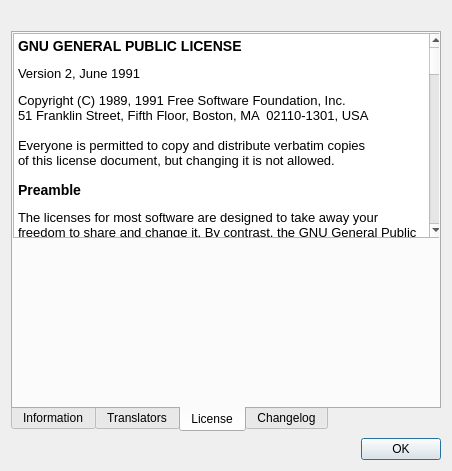
The window that ui/aboutdialog.ui (swl-x/MystiQ) describes before a commit, drawn with Qt 5.
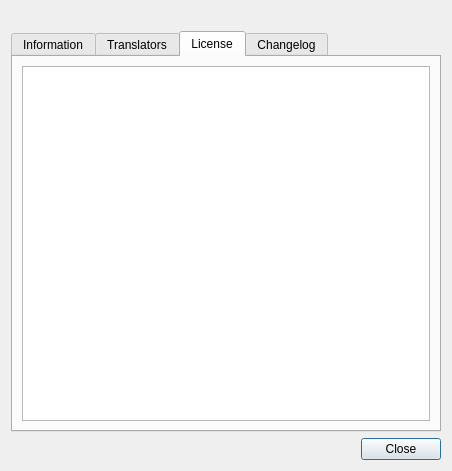
The same window after the commit. The open tabs and pages were chosen to show the change. Icons and pictures are not drawn.

Commit message: ENH: License and about

```diff
--- a/ui/aboutdialog.ui
+++ b/ui/aboutdialog.ui
@@ -13,27 +13,17 @@
   <property name="windowTitle">
    <string>About MystiQ</string>
   </property>
-  <layout class="QVBoxLayout" name="verticalLayout_2">
-   <item>
-    <widget class="QLabel" name="lblBanner">
-     <property name="text">
-      <string notr="true"/>
-     </property>
-     <property name="pixmap">
-      <pixmap resource="../images.qrc">:/app/icons/banner.png</pixmap>
-     </property>
-    </widget>
-   </item>
-   <item>
+  <layout class="QGridLayout" name="gridLayout">
+   <item row="1" column="0">
     <widget class="QTabWidget" name="tabWidget">
      <property name="autoFillBackground">
       <bool>true</bool>
      </property>
      <property name="tabPosition">
-      <enum>QTabWidget::South</enum>
+      <enum>QTabWidget::North</enum>
      </property>
      <property name="currentIndex">
-      <number>3</number>
+      <number>0</number>
      </property>
      <widget class="QWidget" name="tabInfo">
       <attribute name="icon">
@@ -71,105 +61,11 @@
       <attribute name="title">
        <string>License</string>
       </attribute>
+      <layout class="QVBoxLayout" name="verticalLayout_2">
+       <item>
       <widget class="QTextBrowser" name="textBrowser">
-       <property name="geometry">
-        <rect>
-         <x>0</x>
-         <y>0</y>
-         <width>431</width>
-         <height>205</height>
-        </rect>
-       </property>
-       <property name="html">
-        <string>&lt;!DOCTYPE HTML PUBLIC &quot;-//W3C//DTD HTML 4.0//EN&quot; &quot;http://www.w3.org/TR/REC-html40/strict.dtd&quot;&gt;
-&lt;html&gt;&lt;head&gt;&lt;meta name=&quot;qrichtext&quot; content=&quot;1&quot; /&gt;&lt;style type=&quot;text/css&quot;&gt;
-p, li { white-space: pre-wrap; }
-&lt;/style&gt;&lt;/head&gt;&lt;body style=&quot; font-family:'Open Sans'; font-size:10pt; font-weight:400; font-style:normal;&quot;&gt;
-&lt;h3 style=&quot; margin-top:14px; margin-bottom:12px; margin-left:0px; margin-right:0px; -qt-block-indent:0; text-indent:0px;&quot;&gt;&lt;span style=&quot; font-family:'Fira Sans'; font-size:large; font-weight:600;&quot;&gt;GNU GENERAL PUBLIC LICENSE&lt;/span&gt;&lt;/h3&gt;
-&lt;p style=&quot; margin-top:12px; margin-bottom:12px; margin-left:0px; margin-right:0px; -qt-block-indent:0; text-indent:0px;&quot;&gt;&lt;span style=&quot; font-family:'Fira Sans';&quot;&gt;Version 2, June 1991 &lt;/span&gt;&lt;/p&gt;
-&lt;p style=&quot; margin-top:12px; margin-bottom:0px; margin-left:0px; margin-right:0px; -qt-block-indent:0; text-indent:0px;&quot;&gt;&lt;span style=&quot; font-family:'Noto Mono';&quot;&gt;Copyright (C) 1989, 1991 Free Software Foundation, Inc.  &lt;/span&gt;&lt;/p&gt;
-&lt;p style=&quot; margin-top:0px; margin-bottom:0px; margin-left:0px; margin-right:0px; -qt-block-indent:0; text-indent:0px;&quot;&gt;&lt;span style=&quot; font-family:'Noto Mono';&quot;&gt;51 Franklin Street, Fifth Floor, Boston, MA  02110-1301, USA&lt;/span&gt;&lt;/p&gt;
-&lt;p style=&quot;-qt-paragraph-type:empty; margin-top:0px; margin-bottom:0px; margin-left:0px; margin-right:0px; -qt-block-indent:0; text-indent:0px; font-family:'Noto Mono';&quot;&gt;&lt;br /&gt;&lt;/p&gt;
-&lt;p style=&quot; margin-top:0px; margin-bottom:0px; margin-left:0px; margin-right:0px; -qt-block-indent:0; text-indent:0px;&quot;&gt;&lt;span style=&quot; font-family:'Noto Mono';&quot;&gt;Everyone is permitted to copy and distribute verbatim copies&lt;/span&gt;&lt;/p&gt;
-&lt;p style=&quot; margin-top:0px; margin-bottom:12px; margin-left:0px; margin-right:0px; -qt-block-indent:0; text-indent:0px;&quot;&gt;&lt;span style=&quot; font-family:'Noto Mono';&quot;&gt;of this license document, but changing it is not allowed. &lt;/span&gt;&lt;/p&gt;
-&lt;h3 style=&quot; margin-top:14px; margin-bottom:12px; margin-left:0px; margin-right:0px; -qt-block-indent:0; text-indent:0px;&quot;&gt;&lt;span style=&quot; font-family:'Fira Sans'; font-size:large; font-weight:600;&quot;&gt;Preamble &lt;/span&gt;&lt;/h3&gt;
-&lt;p style=&quot; margin-top:12px; margin-bottom:12px; margin-left:0px; margin-right:0px; -qt-block-indent:0; text-indent:0px;&quot;&gt;&lt;span style=&quot; font-family:'Fira Sans';&quot;&gt;The licenses for most software are designed to take away your freedom to share and change it. By contrast, the GNU General Public License is intended to guarantee your freedom to share and change free software--to make sure the software is free for all its users. This General Public License applies to most of the Free Software Foundation's software and to any other program whose authors commit to using it. (Some other Free Software Foundation software is covered by the GNU Lesser General Public License instead.) You can apply it to your programs, too. &lt;/span&gt;&lt;/p&gt;
-&lt;p style=&quot; margin-top:12px; margin-bottom:12px; margin-left:0px; margin-right:0px; -qt-block-indent:0; text-indent:0px;&quot;&gt;&lt;span style=&quot; font-family:'Fira Sans';&quot;&gt;When we speak of free software, we are referring to freedom, not price. Our General Public Licenses are designed to make sure that you have the freedom to distribute copies of free software (and charge for this service if you wish), that you receive source code or can get it if you want it, that you can change the software or use pieces of it in new free programs; and that you know you can do these things. &lt;/span&gt;&lt;/p&gt;
-&lt;p style=&quot; margin-top:12px; margin-bottom:12px; margin-left:0px; margin-right:0px; -qt-block-indent:0; text-indent:0px;&quot;&gt;&lt;span style=&quot; font-family:'Fira Sans';&quot;&gt;To protect your rights, we need to make restrictions that forbid anyone to deny you these rights or to ask you to surrender the rights. These restrictions translate to certain responsibilities for you if you distribute copies of the software, or if you modify it. &lt;/span&gt;&lt;/p&gt;
-&lt;p style=&quot; margin-top:12px; margin-bottom:12px; margin-left:0px; margin-right:0px; -qt-block-indent:0; text-indent:0px;&quot;&gt;&lt;span style=&quot; font-family:'Fira Sans';&quot;&gt;For example, if you distribute copies of such a program, whether gratis or for a fee, you must give the recipients all the rights that you have. You must make sure that they, too, receive or can get the source code. And you must show them these terms so they know their rights. &lt;/span&gt;&lt;/p&gt;
-&lt;p style=&quot; margin-top:12px; margin-bottom:12px; margin-left:0px; margin-right:0px; -qt-block-indent:0; text-indent:0px;&quot;&gt;&lt;span style=&quot; font-family:'Fira Sans';&quot;&gt;We protect your rights with two steps: (1) copyright the software, and (2) offer you this license which gives you legal permission to copy, distribute and/or modify the software. &lt;/span&gt;&lt;/p&gt;
-&lt;p style=&quot; margin-top:12px; margin-bottom:12px; margin-left:0px; margin-right:0px; -qt-block-indent:0; text-indent:0px;&quot;&gt;&lt;span style=&quot; font-family:'Fira Sans';&quot;&gt;Also, for each author's protection and ours, we want to make certain that everyone understands that there is no warranty for this free software. If the software is modified by someone else and passed on, we want its recipients to know that what they have is not the original, so that any problems introduced by others will not reflect on the original authors' reputations. &lt;/span&gt;&lt;/p&gt;
-&lt;p style=&quot; margin-top:12px; margin-bottom:12px; margin-left:0px; margin-right:0px; -qt-block-indent:0; text-indent:0px;&quot;&gt;&lt;span style=&quot; font-family:'Fira Sans';&quot;&gt;Finally, any free program is threatened constantly by software patents. We wish to avoid the danger that redistributors of a free program will individually obtain patent licenses, in effect making the program proprietary. To prevent this, we have made it clear that any patent must be licensed for everyone's free use or not licensed at all. &lt;/span&gt;&lt;/p&gt;
-&lt;p style=&quot; margin-top:12px; margin-bottom:12px; margin-left:0px; margin-right:0px; -qt-block-indent:0; text-indent:0px;&quot;&gt;&lt;span style=&quot; font-family:'Fira Sans';&quot;&gt;The precise terms and conditions for copying, distribution and modification follow. &lt;/span&gt;&lt;/p&gt;
-&lt;h3 style=&quot; margin-top:14px; margin-bottom:12px; margin-left:0px; margin-right:0px; -qt-block-indent:0; text-indent:0px;&quot;&gt;&lt;span style=&quot; font-family:'Fira Sans'; font-size:large; font-weight:600;&quot;&gt;TERMS AND CONDITIONS FOR COPYING, DISTRIBUTION AND MODIFICATION &lt;/span&gt;&lt;/h3&gt;
-&lt;p style=&quot; margin-top:12px; margin-bottom:12px; margin-left:0px; margin-right:0px; -qt-block-indent:0; text-indent:0px;&quot;&gt;&lt;span style=&quot; font-family:'Fira Sans'; font-weight:600;&quot;&gt;0.&lt;/span&gt;&lt;span style=&quot; font-family:'Fira Sans';&quot;&gt; This License applies to any program or other work which contains a notice placed by the copyright holder saying it may be distributed under the terms of this General Public License. The &amp;quot;Program&amp;quot;, below, refers to any such program or work, and a &amp;quot;work based on the Program&amp;quot; means either the Program or any derivative work under copyright law: that is to say, a work containing the Program or a portion of it, either verbatim or with modifications and/or translated into another language. (Hereinafter, translation is included without limitation in the term &amp;quot;modification&amp;quot;.) Each licensee is addressed as &amp;quot;you&amp;quot;. &lt;/span&gt;&lt;/p&gt;
-&lt;p style=&quot; margin-top:12px; margin-bottom:12px; margin-left:0px; margin-right:0px; -qt-block-indent:0; text-indent:0px;&quot;&gt;&lt;span style=&quot; font-family:'Fira Sans';&quot;&gt;Activities other than copying, distribution and modification are not covered by this License; they are outside its scope. The act of running the Program is not restricted, and the output from the Program is covered only if its contents constitute a work based on the Program (independent of having been made by running the Program). Whether that is true depends on what the Program does. &lt;/span&gt;&lt;/p&gt;
-&lt;p style=&quot; margin-top:12px; margin-bottom:12px; margin-left:0px; margin-right:0px; -qt-block-indent:0; text-indent:0px;&quot;&gt;&lt;span style=&quot; font-family:'Fira Sans'; font-weight:600;&quot;&gt;1.&lt;/span&gt;&lt;span style=&quot; font-family:'Fira Sans';&quot;&gt; You may copy and distribute verbatim copies of the Program's source code as you receive it, in any medium, provided that you conspicuously and appropriately publish on each copy an appropriate copyright notice and disclaimer of warranty; keep intact all the notices that refer to this License and to the absence of any warranty; and give any other recipients of the Program a copy of this License along with the Program. &lt;/span&gt;&lt;/p&gt;
-&lt;p style=&quot; margin-top:12px; margin-bottom:12px; margin-left:0px; margin-right:0px; -qt-block-indent:0; text-indent:0px;&quot;&gt;&lt;span style=&quot; font-family:'Fira Sans';&quot;&gt;You may charge a fee for the physical act of transferring a copy, and you may at your option offer warranty protection in exchange for a fee. &lt;/span&gt;&lt;/p&gt;
-&lt;p style=&quot; margin-top:12px; margin-bottom:12px; margin-left:0px; margin-right:0px; -qt-block-indent:0; text-indent:0px;&quot;&gt;&lt;span style=&quot; font-family:'Fira Sans'; font-weight:600;&quot;&gt;2.&lt;/span&gt;&lt;span style=&quot; font-family:'Fira Sans';&quot;&gt; You may modify your copy or copies of the Program or any portion of it, thus forming a work based on the Program, and copy and distribute such modifications or work under the terms of Section 1 above, provided that you also meet all of these conditions: &lt;/span&gt;&lt;/p&gt;
-&lt;p style=&quot; margin-top:0px; margin-bottom:0px; margin-left:30px; margin-right:0px; -qt-block-indent:0; text-indent:0px;&quot;&gt;&lt;span style=&quot; font-family:'Fira Sans'; font-weight:600;&quot;&gt;a)&lt;/span&gt;&lt;span style=&quot; font-family:'Fira Sans';&quot;&gt; You must cause the modified files to carry prominent notices stating that you changed the files and the date of any change. &lt;/span&gt;&lt;/p&gt;
-&lt;p style=&quot; margin-top:0px; margin-bottom:0px; margin-left:30px; margin-right:0px; -qt-block-indent:0; text-indent:0px;&quot;&gt;&lt;span style=&quot; font-family:'Fira Sans'; font-weight:600;&quot;&gt;b)&lt;/span&gt;&lt;span style=&quot; font-family:'Fira Sans';&quot;&gt; You must cause any work that you distribute or publish, that in whole or in part contains or is derived from the Program or any part thereof, to be licensed as a whole at no charge to all third parties under the terms of this License. &lt;/span&gt;&lt;/p&gt;
-&lt;p style=&quot; margin-top:0px; margin-bottom:8px; margin-left:30px; margin-right:0px; -qt-block-indent:0; text-indent:0px;&quot;&gt;&lt;span style=&quot; font-family:'Fira Sans'; font-weight:600;&quot;&gt;c)&lt;/span&gt;&lt;span style=&quot; font-family:'Fira Sans';&quot;&gt; If the modified program normally reads commands interactively when run, you must cause it, when started running for such interactive use in the most ordinary way, to print or display an announcement including an appropriate copyright notice and a notice that there is no warranty (or else, saying that you provide a warranty) and that users may redistribute the program under these conditions, and telling the user how to view a copy of this License. (Exception: if the Program itself is interactive but does not normally print such an announcement, your work based on the Program is not required to print an announcement.) &lt;/span&gt;&lt;/p&gt;
-&lt;p style=&quot; margin-top:12px; margin-bottom:12px; margin-left:0px; margin-right:0px; -qt-block-indent:0; text-indent:0px;&quot;&gt;&lt;span style=&quot; font-family:'Fira Sans';&quot;&gt;These requirements apply to the modified work as a whole. If identifiable sections of that work are not derived from the Program, and can be reasonably considered independent and separate works in themselves, then this License, and its terms, do not apply to those sections when you distribute them as separate works. But when you distribute the same sections as part of a whole which is a work based on the Program, the distribution of the whole must be on the terms of this License, whose permissions for other licensees extend to the entire whole, and thus to each and every part regardless of who wrote it. &lt;/span&gt;&lt;/p&gt;
-&lt;p style=&quot; margin-top:12px; margin-bottom:12px; margin-left:0px; margin-right:0px; -qt-block-indent:0; text-indent:0px;&quot;&gt;&lt;span style=&quot; font-family:'Fira Sans';&quot;&gt;Thus, it is not the intent of this section to claim rights or contest your rights to work written entirely by you; rather, the intent is to exercise the right to control the distribution of derivative or collective works based on the Program. &lt;/span&gt;&lt;/p&gt;
-&lt;p style=&quot; margin-top:12px; margin-bottom:12px; margin-left:0px; margin-right:0px; -qt-block-indent:0; text-indent:0px;&quot;&gt;&lt;span style=&quot; font-family:'Fira Sans';&quot;&gt;In addition, mere aggregation of another work not based on the Program with the Program (or with a work based on the Program) on a volume of a storage or distribution medium does not bring the other work under the scope of this License. &lt;/span&gt;&lt;/p&gt;
-&lt;p style=&quot; margin-top:12px; margin-bottom:12px; margin-left:0px; margin-right:0px; -qt-block-indent:0; text-indent:0px;&quot;&gt;&lt;span style=&quot; font-family:'Fira Sans'; font-weight:600;&quot;&gt;3.&lt;/span&gt;&lt;span style=&quot; font-family:'Fira Sans';&quot;&gt; You may copy and distribute the Program (or a work based on it, under Section 2) in object code or executable form under the terms of Sections 1 and 2 above provided that you also do one of the following: &lt;/span&gt;&lt;/p&gt;
-&lt;p style=&quot; margin-top:0px; margin-bottom:0px; margin-left:30px; margin-right:0px; -qt-block-indent:0; text-indent:0px;&quot;&gt;&lt;span style=&quot; font-family:'Fira Sans'; font-weight:600;&quot;&gt;a)&lt;/span&gt;&lt;span style=&quot; font-family:'Fira Sans';&quot;&gt; Accompany it with the complete corresponding machine-readable source code, which must be distributed under the terms of Sections 1 and 2 above on a medium customarily used for software interchange; or, &lt;/span&gt;&lt;/p&gt;
-&lt;p style=&quot; margin-top:0px; margin-bottom:0px; margin-left:30px; margin-right:0px; -qt-block-indent:0; text-indent:0px;&quot;&gt;&lt;span style=&quot; font-family:'Fira Sans'; font-weight:600;&quot;&gt;b)&lt;/span&gt;&lt;span style=&quot; font-family:'Fira Sans';&quot;&gt; Accompany it with a written offer, valid for at least three years, to give any third party, for a charge no more than your cost of physically performing source distribution, a complete machine-readable copy of the corresponding source code, to be distributed under the terms of Sections 1 and 2 above on a medium customarily used for software interchange; or, &lt;/span&gt;&lt;/p&gt;
-&lt;p style=&quot; margin-top:0px; margin-bottom:8px; margin-left:30px; margin-right:0px; -qt-block-indent:0; text-indent:0px;&quot;&gt;&lt;span style=&quot; font-family:'Fira Sans'; font-weight:600;&quot;&gt;c)&lt;/span&gt;&lt;span style=&quot; font-family:'Fira Sans';&quot;&gt; Accompany it with the information you received as to the offer to distribute corresponding source code. (This alternative is allowed only for noncommercial distribution and only if you received the program in object code or executable form with such an offer, in accord with Subsection b above.) &lt;/span&gt;&lt;/p&gt;
-&lt;p style=&quot; margin-top:12px; margin-bottom:12px; margin-left:0px; margin-right:0px; -qt-block-indent:0; text-indent:0px;&quot;&gt;&lt;span style=&quot; font-family:'Fira Sans';&quot;&gt;The source code for a work means the preferred form of the work for making modifications to it. For an executable work, complete source code means all the source code for all modules it contains, plus any associated interface definition files, plus the scripts used to control compilation and installation of the executable. However, as a special exception, the source code distributed need not include anything that is normally distributed (in either source or binary form) with the major components (compiler, kernel, and so on) of the operating system on which the executable runs, unless that component itself accompanies the executable. &lt;/span&gt;&lt;/p&gt;
-&lt;p style=&quot; margin-top:12px; margin-bottom:12px; margin-left:0px; margin-right:0px; -qt-block-indent:0; text-indent:0px;&quot;&gt;&lt;span style=&quot; font-family:'Fira Sans';&quot;&gt;If distribution of executable or object code is made by offering access to copy from a designated place, then offering equivalent access to copy the source code from the same place counts as distribution of the source code, even though third parties are not compelled to copy the source along with the object code. &lt;/span&gt;&lt;/p&gt;
-&lt;p style=&quot; margin-top:12px; margin-bottom:12px; margin-left:0px; margin-right:0px; -qt-block-indent:0; text-indent:0px;&quot;&gt;&lt;span style=&quot; font-family:'Fira Sans'; font-weight:600;&quot;&gt;4.&lt;/span&gt;&lt;span style=&quot; font-family:'Fira Sans';&quot;&gt; You may not copy, modify, sublicense, or distribute the Program except as expressly provided under this License. Any attempt otherwise to copy, modify, sublicense or distribute the Program is void, and will automatically terminate your rights under this License. However, parties who have received copies, or rights, from you under this License will not have their licenses terminated so long as such parties remain in full compliance. &lt;/span&gt;&lt;/p&gt;
-&lt;p style=&quot; margin-top:12px; margin-bottom:12px; margin-left:0px; margin-right:0px; -qt-block-indent:0; text-indent:0px;&quot;&gt;&lt;span style=&quot; font-family:'Fira Sans'; font-weight:600;&quot;&gt;5.&lt;/span&gt;&lt;span style=&quot; font-family:'Fira Sans';&quot;&gt; You are not required to accept this License, since you have not signed it. However, nothing else grants you permission to modify or distribute the Program or its derivative works. These actions are prohibited by law if you do not accept this License. Therefore, by modifying or distributing the Program (or any work based on the Program), you indicate your acceptance of this License to do so, and all its terms and conditions for copying, distributing or modifying the Program or works based on it. &lt;/span&gt;&lt;/p&gt;
-&lt;p style=&quot; margin-top:12px; margin-bottom:12px; margin-left:0px; margin-right:0px; -qt-block-indent:0; text-indent:0px;&quot;&gt;&lt;span style=&quot; font-family:'Fira Sans'; font-weight:600;&quot;&gt;6.&lt;/span&gt;&lt;span style=&quot; font-family:'Fira Sans';&quot;&gt; Each time you redistribute the Program (or any work based on the Program), the recipient automatically receives a license from the original licensor to copy, distribute or modify the Program subject to these terms and conditions. You may not impose any further restrictions on the recipients' exercise of the rights granted herein. You are not responsible for enforcing compliance by third parties to this License. &lt;/span&gt;&lt;/p&gt;
-&lt;p style=&quot; margin-top:12px; margin-bottom:12px; margin-left:0px; margin-right:0px; -qt-block-indent:0; text-indent:0px;&quot;&gt;&lt;span style=&quot; font-family:'Fira Sans'; font-weight:600;&quot;&gt;7.&lt;/span&gt;&lt;span style=&quot; font-family:'Fira Sans';&quot;&gt; If, as a consequence of a court judgment or allegation of patent infringement or for any other reason (not limited to patent issues), conditions are imposed on you (whether by court order, agreement or otherwise) that contradict the conditions of this License, they do not excuse you from the conditions of this License. If you cannot distribute so as to satisfy simultaneously your obligations under this License and any other pertinent obligations, then as a consequence you may not distribute the Program at all. For example, if a patent license would not permit royalty-free redistribution of the Program by all those who receive copies directly or indirectly through you, then the only way you could satisfy both it and this License would be to refrain entirely from distribution of the Program. &lt;/span&gt;&lt;/p&gt;
-&lt;p style=&quot; margin-top:12px; margin-bottom:12px; margin-left:0px; margin-right:0px; -qt-block-indent:0; text-indent:0px;&quot;&gt;&lt;span style=&quot; font-family:'Fira Sans';&quot;&gt;If any portion of this section is held invalid or unenforceable under any particular circumstance, the balance of the section is intended to apply and the section as a whole is intended to apply in other circumstances. &lt;/span&gt;&lt;/p&gt;
-&lt;p style=&quot; margin-top:12px; margin-bottom:12px; margin-left:0px; margin-right:0px; -qt-block-indent:0; text-indent:0px;&quot;&gt;&lt;span style=&quot; font-family:'Fira Sans';&quot;&gt;It is not the purpose of this section to induce you to infringe any patents or other property right claims or to contest validity of any such claims; this section has the sole purpose of protecting the integrity of the free software distribution system, which is implemented by public license practices. Many people have made generous contributions to the wide range of software distributed through that system in reliance on consistent application of that system; it is up to the author/donor to decide if he or she is willing to distribute software through any other system and a licensee cannot impose that choice. &lt;/span&gt;&lt;/p&gt;
-&lt;p style=&quot; margin-top:12px; margin-bottom:12px; margin-left:0px; margin-right:0px; -qt-block-indent:0; text-indent:0px;&quot;&gt;&lt;span style=&quot; font-family:'Fira Sans';&quot;&gt;This section is intended to make thoroughly clear what is believed to be a consequence of the rest of this License. &lt;/span&gt;&lt;/p&gt;
-&lt;p style=&quot; margin-top:12px; margin-bottom:12px; margin-left:0px; margin-right:0px; -qt-block-indent:0; text-indent:0px;&quot;&gt;&lt;span style=&quot; font-family:'Fira Sans'; font-weight:600;&quot;&gt;8.&lt;/span&gt;&lt;span style=&quot; font-family:'Fira Sans';&quot;&gt; If the distribution and/or use of the Program is restricted in certain countries either by patents or by copyrighted interfaces, the original copyright holder who places the Program under this License may add an explicit geographical distribution limitation excluding those countries, so that distribution is permitted only in or among countries not thus excluded. In such case, this License incorporates the limitation as if written in the body of this License. &lt;/span&gt;&lt;/p&gt;
-&lt;p style=&quot; margin-top:12px; margin-bottom:12px; margin-left:0px; margin-right:0px; -qt-block-indent:0; text-indent:0px;&quot;&gt;&lt;span style=&quot; font-family:'Fira Sans'; font-weight:600;&quot;&gt;9.&lt;/span&gt;&lt;span style=&quot; font-family:'Fira Sans';&quot;&gt; The Free Software Foundation may publish revised and/or new versions of the General Public License from time to time. Such new versions will be similar in spirit to the present version, but may differ in detail to address new problems or concerns. &lt;/span&gt;&lt;/p&gt;
-&lt;p style=&quot; margin-top:12px; margin-bottom:12px; margin-left:0px; margin-right:0px; -qt-block-indent:0; text-indent:0px;&quot;&gt;&lt;span style=&quot; font-family:'Fira Sans';&quot;&gt;Each version is given a distinguishing version number. If the Program specifies a version number of this License which applies to it and &amp;quot;any later version&amp;quot;, you have the option of following the terms and conditions either of that version or of any later version published by the Free Software Foundation. If the Program does not specify a version number of this License, you may choose any version ever published by the Free Software Foundation. &lt;/span&gt;&lt;/p&gt;
-&lt;p style=&quot; margin-top:12px; margin-bottom:12px; margin-left:0px; margin-right:0px; -qt-block-indent:0; text-indent:0px;&quot;&gt;&lt;span style=&quot; font-family:'Fira Sans'; font-weight:600;&quot;&gt;10.&lt;/span&gt;&lt;span style=&quot; font-family:'Fira Sans';&quot;&gt; If you wish to incorporate parts of the Program into other free programs whose distribution conditions are different, write to the author to ask for permission. For software which is copyrighted by the Free Software Foundation, write to the Free Software Foundation; we sometimes make exceptions for this. Our decision will be guided by the two goals of preserving the free status of all derivatives of our free software and of promoting the sharing and reuse of software generally. &lt;/span&gt;&lt;/p&gt;
-&lt;p style=&quot; margin-top:12px; margin-bottom:12px; margin-left:0px; margin-right:0px; -qt-block-indent:0; text-indent:0px;&quot;&gt;&lt;span style=&quot; font-family:'Fira Sans'; font-weight:600;&quot;&gt;NO WARRANTY&lt;/span&gt;&lt;span style=&quot; font-family:'Fira Sans';&quot;&gt; &lt;/span&gt;&lt;/p&gt;
-&lt;p style=&quot; margin-top:12px; margin-bottom:12px; margin-left:0px; margin-right:0px; -qt-block-indent:0; text-indent:0px;&quot;&gt;&lt;span style=&quot; font-family:'Fira Sans'; font-weight:600;&quot;&gt;11.&lt;/span&gt;&lt;span style=&quot; font-family:'Fira Sans';&quot;&gt; BECAUSE THE PROGRAM IS LICENSED FREE OF CHARGE, THERE IS NO WARRANTY FOR THE PROGRAM, TO THE EXTENT PERMITTED BY APPLICABLE LAW. EXCEPT WHEN OTHERWISE STATED IN WRITING THE COPYRIGHT HOLDERS AND/OR OTHER PARTIES PROVIDE THE PROGRAM &amp;quot;AS IS&amp;quot; WITHOUT WARRANTY OF ANY KIND, EITHER EXPRESSED OR IMPLIED, INCLUDING, BUT NOT LIMITED TO, THE IMPLIED WARRANTIES OF MERCHANTABILITY AND FITNESS FOR A PARTICULAR PURPOSE. THE ENTIRE RISK AS TO THE QUALITY AND PERFORMANCE OF THE PROGRAM IS WITH YOU. SHOULD THE PROGRAM PROVE DEFECTIVE, YOU ASSUME THE COST OF ALL NECESSARY SERVICING, REPAIR OR CORRECTION. &lt;/span&gt;&lt;/p&gt;
-&lt;p style=&quot; margin-top:12px; margin-bottom:12px; margin-left:0px; margin-right:0px; -qt-block-indent:0; text-indent:0px;&quot;&gt;&lt;span style=&quot; font-family:'Fira Sans'; font-weight:600;&quot;&gt;12.&lt;/span&gt;&lt;span style=&quot; font-family:'Fira Sans';&quot;&gt; IN NO EVENT UNLESS REQUIRED BY APPLICABLE LAW OR AGREED TO IN WRITING WILL ANY COPYRIGHT HOLDER, OR ANY OTHER PARTY WHO MAY MODIFY AND/OR REDISTRIBUTE THE PROGRAM AS PERMITTED ABOVE, BE LIABLE TO YOU FOR DAMAGES, INCLUDING ANY GENERAL, SPECIAL, INCIDENTAL OR CONSEQUENTIAL DAMAGES ARISING OUT OF THE USE OR INABILITY TO USE THE PROGRAM (INCLUDING BUT NOT LIMITED TO LOSS OF DATA OR DATA BEING RENDERED INACCURATE OR LOSSES SUSTAINED BY YOU OR THIRD PARTIES OR A FAILURE OF THE PROGRAM TO OPERATE WITH ANY OTHER PROGRAMS), EVEN IF SUCH HOLDER OR OTHER PARTY HAS BEEN ADVISED OF THE POSSIBILITY OF SUCH DAMAGES. &lt;/span&gt;&lt;/p&gt;
-&lt;h3 style=&quot; margin-top:14px; margin-bottom:12px; margin-left:0px; margin-right:0px; -qt-block-indent:0; text-indent:0px;&quot;&gt;&lt;span style=&quot; font-family:'Fira Sans'; font-size:large; font-weight:600;&quot;&gt;END OF TERMS AND CONDITIONS &lt;/span&gt;&lt;/h3&gt;
-&lt;h3 style=&quot; margin-top:14px; margin-bottom:12px; margin-left:0px; margin-right:0px; -qt-block-indent:0; text-indent:0px;&quot;&gt;&lt;span style=&quot; font-family:'Fira Sans'; font-size:large; font-weight:600;&quot;&gt;How to Apply These Terms to Your New Programs &lt;/span&gt;&lt;/h3&gt;
-&lt;p style=&quot; margin-top:12px; margin-bottom:12px; margin-left:0px; margin-right:0px; -qt-block-indent:0; text-indent:0px;&quot;&gt;&lt;span style=&quot; font-family:'Fira Sans';&quot;&gt;If you develop a new program, and you want it to be of the greatest possible use to the public, the best way to achieve this is to make it free software which everyone can redistribute and change under these terms. &lt;/span&gt;&lt;/p&gt;
-&lt;p style=&quot; margin-top:12px; margin-bottom:12px; margin-left:0px; margin-right:0px; -qt-block-indent:0; text-indent:0px;&quot;&gt;&lt;span style=&quot; font-family:'Fira Sans';&quot;&gt;To do so, attach the following notices to the program. It is safest to attach them to the start of each source file to most effectively convey the exclusion of warranty; and each file should have at least the &amp;quot;copyright&amp;quot; line and a pointer to where the full notice is found. &lt;/span&gt;&lt;/p&gt;
-&lt;p style=&quot; margin-top:12px; margin-bottom:0px; margin-left:0px; margin-right:0px; -qt-block-indent:0; text-indent:0px;&quot;&gt;&lt;span style=&quot; font-family:'Noto Mono'; font-style:italic;&quot;&gt;one line to give the program's name and an idea of what it does.&lt;/span&gt;&lt;/p&gt;
-&lt;p style=&quot; margin-top:0px; margin-bottom:0px; margin-left:0px; margin-right:0px; -qt-block-indent:0; text-indent:0px;&quot;&gt;&lt;span style=&quot; font-family:'Noto Mono';&quot;&gt;Copyright (C) &lt;/span&gt;&lt;span style=&quot; font-family:'Noto Mono'; font-style:italic;&quot;&gt;yyyy&lt;/span&gt;&lt;span style=&quot; font-family:'Noto Mono';&quot;&gt;  &lt;/span&gt;&lt;span style=&quot; font-family:'Noto Mono'; font-style:italic;&quot;&gt;name of author&lt;/span&gt;&lt;/p&gt;
-&lt;p style=&quot;-qt-paragraph-type:empty; margin-top:0px; margin-bottom:0px; margin-left:0px; margin-right:0px; -qt-block-indent:0; text-indent:0px; font-family:'Noto Mono'; font-style:italic;&quot;&gt;&lt;br /&gt;&lt;/p&gt;
-&lt;p style=&quot; margin-top:0px; margin-bottom:0px; margin-left:0px; margin-right:0px; -qt-block-indent:0; text-indent:0px;&quot;&gt;&lt;span style=&quot; font-family:'Noto Mono';&quot;&gt;This program is free software; you can redistribute it and/or&lt;/span&gt;&lt;/p&gt;
-&lt;p style=&quot; margin-top:0px; margin-bottom:0px; margin-left:0px; margin-right:0px; -qt-block-indent:0; text-indent:0px;&quot;&gt;&lt;span style=&quot; font-family:'Noto Mono';&quot;&gt;modify it under the terms of the GNU General Public License&lt;/span&gt;&lt;/p&gt;
-&lt;p style=&quot; margin-top:0px; margin-bottom:0px; margin-left:0px; margin-right:0px; -qt-block-indent:0; text-indent:0px;&quot;&gt;&lt;span style=&quot; font-family:'Noto Mono';&quot;&gt;as published by the Free Software Foundation; either version 2&lt;/span&gt;&lt;/p&gt;
-&lt;p style=&quot; margin-top:0px; margin-bottom:0px; margin-left:0px; margin-right:0px; -qt-block-indent:0; text-indent:0px;&quot;&gt;&lt;span style=&quot; font-family:'Noto Mono';&quot;&gt;of the License, or (at your option) any later version.&lt;/span&gt;&lt;/p&gt;
-&lt;p style=&quot;-qt-paragraph-type:empty; margin-top:0px; margin-bottom:0px; margin-left:0px; margin-right:0px; -qt-block-indent:0; text-indent:0px; font-family:'Noto Mono';&quot;&gt;&lt;br /&gt;&lt;/p&gt;
-&lt;p style=&quot; margin-top:0px; margin-bottom:0px; margin-left:0px; margin-right:0px; -qt-block-indent:0; text-indent:0px;&quot;&gt;&lt;span style=&quot; font-family:'Noto Mono';&quot;&gt;This program is distributed in the hope that it will be useful,&lt;/span&gt;&lt;/p&gt;
-&lt;p style=&quot; margin-top:0px; margin-bottom:0px; margin-left:0px; margin-right:0px; -qt-block-indent:0; text-indent:0px;&quot;&gt;&lt;span style=&quot; font-family:'Noto Mono';&quot;&gt;but WITHOUT ANY WARRANTY; without even the implied warranty of&lt;/span&gt;&lt;/p&gt;
-&lt;p style=&quot; margin-top:0px; margin-bottom:0px; margin-left:0px; margin-right:0px; -qt-block-indent:0; text-indent:0px;&quot;&gt;&lt;span style=&quot; font-family:'Noto Mono';&quot;&gt;MERCHANTABILITY or FITNESS FOR A PARTICULAR PURPOSE.  See the&lt;/span&gt;&lt;/p&gt;
-&lt;p style=&quot; margin-top:0px; margin-bottom:0px; margin-left:0px; margin-right:0px; -qt-block-indent:0; text-indent:0px;&quot;&gt;&lt;span style=&quot; font-family:'Noto Mono';&quot;&gt;GNU General Public License for more details.&lt;/span&gt;&lt;/p&gt;
-&lt;p style=&quot;-qt-paragraph-type:empty; margin-top:0px; margin-bottom:0px; margin-left:0px; margin-right:0px; -qt-block-indent:0; text-indent:0px; font-family:'Noto Mono';&quot;&gt;&lt;br /&gt;&lt;/p&gt;
-&lt;p style=&quot; margin-top:0px; margin-bottom:0px; margin-left:0px; margin-right:0px; -qt-block-indent:0; text-indent:0px;&quot;&gt;&lt;span style=&quot; font-family:'Noto Mono';&quot;&gt;You should have received a copy of the GNU General Public License&lt;/span&gt;&lt;/p&gt;
-&lt;p style=&quot; margin-top:0px; margin-bottom:0px; margin-left:0px; margin-right:0px; -qt-block-indent:0; text-indent:0px;&quot;&gt;&lt;span style=&quot; font-family:'Noto Mono';&quot;&gt;along with this program; if not, write to the Free Software&lt;/span&gt;&lt;/p&gt;
-&lt;p style=&quot; margin-top:0px; margin-bottom:12px; margin-left:0px; margin-right:0px; -qt-block-indent:0; text-indent:0px;&quot;&gt;&lt;span style=&quot; font-family:'Noto Mono';&quot;&gt;Foundation, Inc., 51 Franklin Street, Fifth Floor, Boston, MA  02110-1301, USA. &lt;/span&gt;&lt;/p&gt;
-&lt;p style=&quot; margin-top:12px; margin-bottom:12px; margin-left:0px; margin-right:0px; -qt-block-indent:0; text-indent:0px;&quot;&gt;&lt;span style=&quot; font-family:'Fira Sans';&quot;&gt;Also add information on how to contact you by electronic and paper mail. &lt;/span&gt;&lt;/p&gt;
-&lt;p style=&quot; margin-top:12px; margin-bottom:12px; margin-left:0px; margin-right:0px; -qt-block-indent:0; text-indent:0px;&quot;&gt;&lt;span style=&quot; font-family:'Fira Sans';&quot;&gt;If the program is interactive, make it output a short notice like this when it starts in an interactive mode: &lt;/span&gt;&lt;/p&gt;
-&lt;p style=&quot; margin-top:12px; margin-bottom:0px; margin-left:0px; margin-right:0px; -qt-block-indent:0; text-indent:0px;&quot;&gt;&lt;span style=&quot; font-family:'Noto Mono';&quot;&gt;Gnomovision version 69, Copyright (C) &lt;/span&gt;&lt;span style=&quot; font-family:'Noto Mono'; font-style:italic;&quot;&gt;year&lt;/span&gt;&lt;span style=&quot; font-family:'Noto Mono';&quot;&gt; &lt;/span&gt;&lt;span style=&quot; font-family:'Noto Mono'; font-style:italic;&quot;&gt;name of author&lt;/span&gt;&lt;/p&gt;
-&lt;p style=&quot; margin-top:0px; margin-bottom:0px; margin-left:0px; margin-right:0px; -qt-block-indent:0; text-indent:0px;&quot;&gt;&lt;span style=&quot; font-family:'Noto Mono';&quot;&gt;Gnomovision comes with ABSOLUTELY NO WARRANTY; for details&lt;/span&gt;&lt;/p&gt;
-&lt;p style=&quot; margin-top:0px; margin-bottom:0px; margin-left:0px; margin-right:0px; -qt-block-indent:0; text-indent:0px;&quot;&gt;&lt;span style=&quot; font-family:'Noto Mono';&quot;&gt;type `show w'.  This is free software, and you are welcome&lt;/span&gt;&lt;/p&gt;
-&lt;p style=&quot; margin-top:0px; margin-bottom:0px; margin-left:0px; margin-right:0px; -qt-block-indent:0; text-indent:0px;&quot;&gt;&lt;span style=&quot; font-family:'Noto Mono';&quot;&gt;to redistribute it under certain conditions; type `show c' &lt;/span&gt;&lt;/p&gt;
-&lt;p style=&quot; margin-top:0px; margin-bottom:12px; margin-left:0px; margin-right:0px; -qt-block-indent:0; text-indent:0px;&quot;&gt;&lt;span style=&quot; font-family:'Noto Mono';&quot;&gt;for details. &lt;/span&gt;&lt;/p&gt;
-&lt;p style=&quot; margin-top:12px; margin-bottom:12px; margin-left:0px; margin-right:0px; -qt-block-indent:0; text-indent:0px;&quot;&gt;&lt;span style=&quot; font-family:'Fira Sans';&quot;&gt;The hypothetical commands &lt;/span&gt;&lt;span style=&quot; font-family:'Noto Mono';&quot;&gt;`show w'&lt;/span&gt;&lt;span style=&quot; font-family:'Fira Sans';&quot;&gt; and &lt;/span&gt;&lt;span style=&quot; font-family:'Noto Mono';&quot;&gt;`show c'&lt;/span&gt;&lt;span style=&quot; font-family:'Fira Sans';&quot;&gt; should show the appropriate parts of the General Public License. Of course, the commands you use may be called something other than &lt;/span&gt;&lt;span style=&quot; font-family:'Noto Mono';&quot;&gt;`show w'&lt;/span&gt;&lt;span style=&quot; font-family:'Fira Sans';&quot;&gt; and &lt;/span&gt;&lt;span style=&quot; font-family:'Noto Mono';&quot;&gt;`show c'&lt;/span&gt;&lt;span style=&quot; font-family:'Fira Sans';&quot;&gt;; they could even be mouse-clicks or menu items--whatever suits your program. &lt;/span&gt;&lt;/p&gt;
-&lt;p style=&quot; margin-top:12px; margin-bottom:12px; margin-left:0px; margin-right:0px; -qt-block-indent:0; text-indent:0px;&quot;&gt;&lt;span style=&quot; font-family:'Fira Sans';&quot;&gt;You should also get your employer (if you work as a programmer) or your school, if any, to sign a &amp;quot;copyright disclaimer&amp;quot; for the program, if necessary. Here is a sample; alter the names: &lt;/span&gt;&lt;/p&gt;
-&lt;p style=&quot; margin-top:12px; margin-bottom:0px; margin-left:0px; margin-right:0px; -qt-block-indent:0; text-indent:0px;&quot;&gt;&lt;span style=&quot; font-family:'Noto Mono';&quot;&gt;Yoyodyne, Inc., hereby disclaims all copyright&lt;/span&gt;&lt;/p&gt;
-&lt;p style=&quot; margin-top:0px; margin-bottom:0px; margin-left:0px; margin-right:0px; -qt-block-indent:0; text-indent:0px;&quot;&gt;&lt;span style=&quot; font-family:'Noto Mono';&quot;&gt;interest in the program `Gnomovision'&lt;/span&gt;&lt;/p&gt;
-&lt;p style=&quot; margin-top:0px; margin-bottom:0px; margin-left:0px; margin-right:0px; -qt-block-indent:0; text-indent:0px;&quot;&gt;&lt;span style=&quot; font-family:'Noto Mono';&quot;&gt;(which makes passes at compilers) written &lt;/span&gt;&lt;/p&gt;
-&lt;p style=&quot; margin-top:0px; margin-bottom:0px; margin-left:0px; margin-right:0px; -qt-block-indent:0; text-indent:0px;&quot;&gt;&lt;span style=&quot; font-family:'Noto Mono';&quot;&gt;by James Hacker.&lt;/span&gt;&lt;/p&gt;
-&lt;p style=&quot;-qt-paragraph-type:empty; margin-top:0px; margin-bottom:0px; margin-left:0px; margin-right:0px; -qt-block-indent:0; text-indent:0px; font-family:'Noto Mono';&quot;&gt;&lt;br /&gt;&lt;/p&gt;
-&lt;p style=&quot; margin-top:0px; margin-bottom:0px; margin-left:0px; margin-right:0px; -qt-block-indent:0; text-indent:0px;&quot;&gt;&lt;span style=&quot; font-family:'Noto Mono'; font-style:italic;&quot;&gt;signature of Ty Coon&lt;/span&gt;&lt;span style=&quot; font-family:'Noto Mono';&quot;&gt;, 1 April 1989&lt;/span&gt;&lt;/p&gt;
-&lt;p style=&quot; margin-top:0px; margin-bottom:12px; margin-left:0px; margin-right:0px; -qt-block-indent:0; text-indent:0px;&quot;&gt;&lt;span style=&quot; font-family:'Noto Mono';&quot;&gt;Ty Coon, President of Vice &lt;/span&gt;&lt;/p&gt;
-&lt;p style=&quot; margin-top:12px; margin-bottom:12px; margin-left:0px; margin-right:0px; -qt-block-indent:0; text-indent:0px;&quot;&gt;&lt;span style=&quot; font-family:'Fira Sans';&quot;&gt;This General Public License does not permit incorporating your program into proprietary programs. If your program is a subroutine library, you may consider it more useful to permit linking proprietary applications with the library. If this is what you want to do, use the &lt;/span&gt;&lt;a href=&quot;http://www.gnu.org/licenses/lgpl.html&quot;&gt;&lt;span style=&quot; font-family:'Fira Sans'; text-decoration: underline; color:#0057ae;&quot;&gt;GNU Lesser General Public License&lt;/span&gt;&lt;/a&gt;&lt;span style=&quot; font-family:'Fira Sans';&quot;&gt; instead of this License. &lt;/span&gt;&lt;/p&gt;&lt;/body&gt;&lt;/html&gt;</string>
+         <property name="styleSheet">
+          <string notr="true">font-family: monospace;</string>
        </property>
        <property name="openExternalLinks">
         <bool>true</bool>
@@ -178,6 +74,8 @@
         <bool>false</bool>
        </property>
       </widget>
+       </item>
+      </layout>
      </widget>
      <widget class="QWidget" name="tab_2">
       <attribute name="icon">
@@ -187,19 +85,11 @@
       <attribute name="title">
        <string>Changelog</string>
       </attribute>
+      <layout class="QVBoxLayout" name="verticalLayout_4">
+       <item>
       <widget class="QTextBrowser" name="textBrowser_2">
-       <property name="geometry">
-        <rect>
-         <x>0</x>
-         <y>0</y>
-         <width>431</width>
-         <height>205</height>
-        </rect>
-       </property>
-       <property name="font">
-        <font>
-         <family>Monospace</family>
-        </font>
+         <property name="styleSheet">
+          <string notr="true">font-family: monospace;</string>
        </property>
        <property name="overwriteMode">
         <bool>true</bool>
@@ -217,22 +107,34 @@
         <bool>false</bool>
        </property>
       </widget>
+       </item>
+      </layout>
      </widget>
     </widget>
    </item>
-   <item>
+   <item row="2" column="0">
     <widget class="QDialogButtonBox" name="buttonBox">
      <property name="orientation">
       <enum>Qt::Horizontal</enum>
      </property>
      <property name="standardButtons">
-      <set>QDialogButtonBox::Ok</set>
+      <set>QDialogButtonBox::Close</set>
      </property>
      <property name="centerButtons">
       <bool>false</bool>
      </property>
     </widget>
    </item>
+   <item row="0" column="0">
+    <widget class="QLabel" name="lblBanner">
+     <property name="text">
+      <string notr="true"/>
+     </property>
+     <property name="pixmap">
+      <pixmap resource="../images.qrc">:/app/icons/banner.png</pixmap>
+     </property>
+    </widget>
+   </item>
   </layout>
  </widget>
  <resources>
```
Lines whose indentation alone changed are shown as unchanged. The commit also changes 5 other files.
